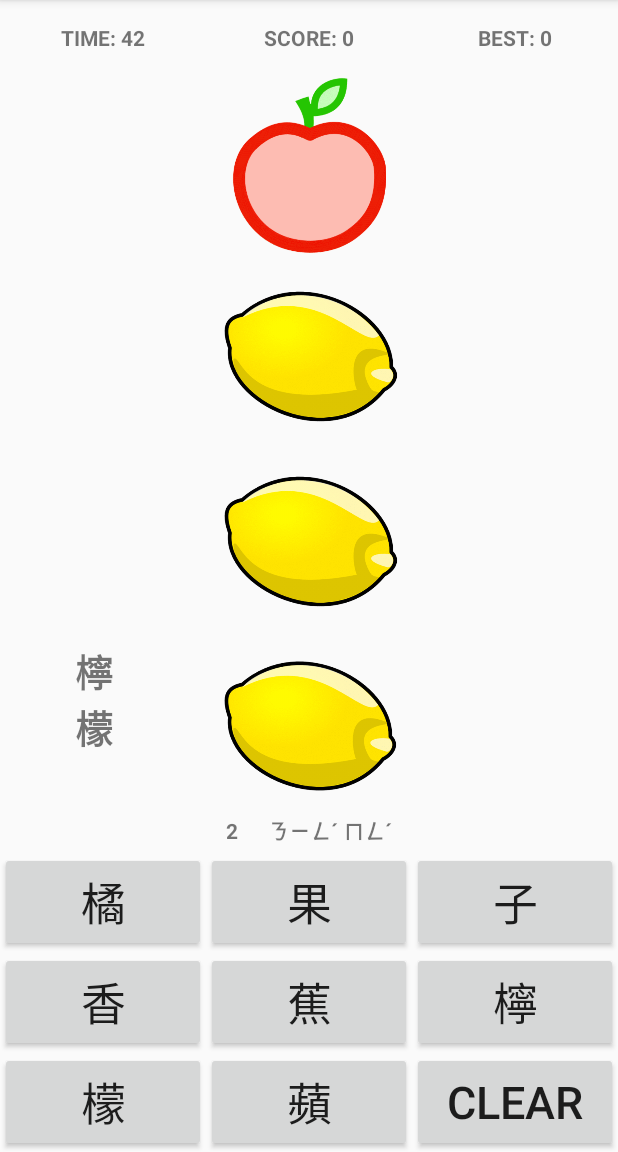
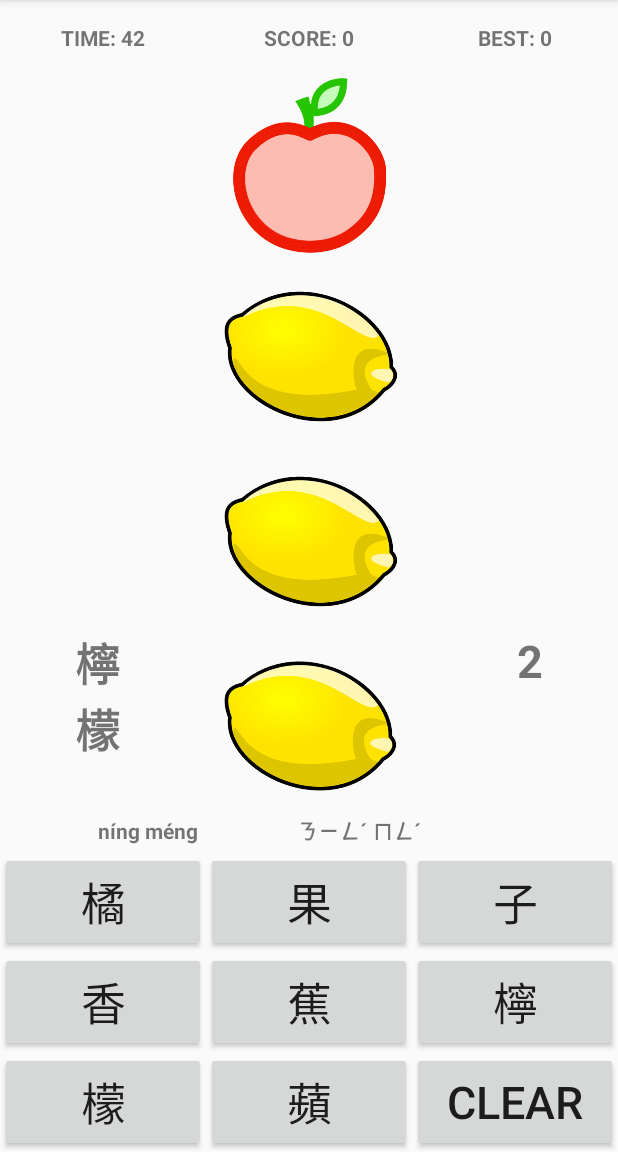
Before and after one commit to ariannaordona/Mad_Tap, an Android app: the screen it shows after launch (MainActivity), on a phone screen of 412 x 824 dp, the part 84-1236 px from its top. Run offline under Robolectric (Android 15) with nearby library versions, the phone set to English and light mode, and no system bars.

Commit message:
closes #7, app starts at Main Menu and player can set settings in main menu that carry over to the game

```diff
--- a/app/src/main/java/com/example/madtap/MainActivity.kt
+++ b/app/src/main/java/com/example/madtap/MainActivity.kt
@@ -37,10 +37,10 @@ class MainActivity : AppCompatActivity() {
     // Will create lists based on the returned images, for now it is hard-coded
     private val vocab = arrayOf("蘋果", "香蕉", "檸檬", "橘子")
 
-    private val apple = Word("蘋果", "ㄆㄧㄥˊ ㄍㄨㄛˇ", R.drawable.apple)
-    private val banana = Word("香蕉", "ㄒㄧㄤ ㄐㄧㄠ", R.drawable.banana)
-    private val lemon = Word("檸檬", "ㄋㄧㄥˊ ㄇㄥˊ", R.drawable.lemon)
-    private val orange = Word("橘子", "ㄐㄩˊ ㄗˇ",R.drawable.orange)
+    private val apple = Word("蘋果", "ㄆㄧㄥˊ ㄍㄨㄛˇ", "píng guǒ", R.drawable.apple)
+    private val banana = Word("香蕉", "ㄒㄧㄤ ㄐㄧㄠ", "xiāng jiāo", R.drawable.banana)
+    private val lemon = Word("檸檬", "ㄋㄧㄥˊ ㄇㄥˊ", "níng méng", R.drawable.lemon)
+    private val orange = Word("橘子", "ㄐㄩˊ ㄗˇ", "jú zǐ", R.drawable.orange)
 
     private val vocabWord = arrayOf(apple, banana, lemon, orange)
 
@@ -56,6 +56,7 @@ class MainActivity : AppCompatActivity() {
         setContentView(R.layout.activity_main)
 
         setListeners()
+        setSettings()
         initGame()
     }
 
@@ -78,6 +79,7 @@ class MainActivity : AppCompatActivity() {
         answerArray.add(vocabWord[r.nextInt(vocabWord.size)])
 
         tv_zhuyin.text = answerObject.zhuyin
+        tv_pinyin.text = answerObject.pinyin
         tv_answerNumber.text = answer.length.toString()
         tv_answerHint.text = makeVertical(answerObject.name)
 
@@ -93,6 +95,29 @@ class MainActivity : AppCompatActivity() {
         startTimer()
     }
 
+    private fun setSettings() {
+        val intent = intent
+        val extras = intent.extras
+        if (extras != null) {
+            Log.d(TAG, "TRADTIONAL Key = ${extras.getBoolean("TRADITIONAL")}")
+        }
+        //Set visibilities if switches were checked in Main Menu
+        if (extras != null) {
+            if (extras.getBoolean("ZHUYIN")) {
+                tv_zhuyin.visibility = View.VISIBLE
+            } else {tv_zhuyin.visibility = View.INVISIBLE}
+        } else {Log.d(TAG, "ZHUYIN key is null")}
+        if (extras != null) {
+            if (extras.getBoolean("PINYIN")) {
+                tv_pinyin.visibility = View.VISIBLE
+            } else {tv_pinyin.visibility = View.INVISIBLE}
+        } else {Log.d(TAG, "PINYIN key is null")}
+
+        if (extras != null) {
+            Log.d(TAG, "CATEGORY Key = ${extras.getString("CATEGORY")}")
+        }
+    }
+
     @SuppressLint("SetTextI18n")
     private fun correctAnswer() {
         imageAnimation()
@@ -104,6 +129,7 @@ class MainActivity : AppCompatActivity() {
         answer = answerArray[0].name
         tv_answerNumber.text = answer.length.toString()
         tv_zhuyin.text = answerObject.zhuyin
+        tv_pinyin.text = answerObject.pinyin
         tv_answerHint.text = makeVertical(answerObject.name)
         iv_1.setImageResource(answerArray[0].img)
         iv_2.setImageResource(answerArray[1].img)
@@ -284,6 +310,8 @@ class MainActivity : AppCompatActivity() {
         tv_answerNumber.text = ""
         tv_answer.text = ""
         tv_zhuyin.text =""
+        tv_pinyin.text =""
+        tv_score.text = "SCORE: 0"
         iv_1.setImageResource(android.R.color.transparent)
         iv_2.setImageResource(android.R.color.transparent)
         iv_3.setImageResource(android.R.color.transparent)
--- a/app/src/main/java/com/example/madtap/MainMenu.kt
+++ b/app/src/main/java/com/example/madtap/MainMenu.kt
@@ -20,8 +20,7 @@ class MainMenu : AppCompatActivity() {
         val spinner = findViewById<Spinner>(R.id.spinner_category)
         val adapter = ArrayAdapter(this, android.R.layout.simple_spinner_dropdown_item, categories)
         spinner.adapter = adapter
-
-
+        //Spinner currently still has other categories that are not yet implemented (fruit is the only available category)
 
         b_start.setOnClickListener{
             Log.d(TAG, "Start Game Button Clicked")
--- a/app/src/main/java/com/example/madtap/Word.kt
+++ b/app/src/main/java/com/example/madtap/Word.kt
@@ -1,10 +1,12 @@
 package com.example.madtap
 
-class Word(val name: String, val zhuyin: String, val img: Int) {
+class Word(val name: String, val zhuyin: String, val pinyin: String, val img: Int) {
 
     fun show() {
         println(""""
                 name: $name
+                zhuyin: $zhuyin
+                pinyin: $pinyin
                 img: $img
                 """)
     }
--- a/app/src/main/res/layout/image_grid.xml
+++ b/app/src/main/res/layout/image_grid.xml
@@ -51,9 +51,18 @@
             android:layout_alignParentStart="true"
             android:layout_centerVertical="true"
             android:layout_marginStart="50dp"
-            android:textSize="25sp"
+            android:textSize="30sp"
             android:textStyle="bold"
             android:gravity="fill_vertical"/>
+
+        <TextView
+            android:id="@+id/tv_answerNumber"
+            android:layout_width="wrap_content"
+            android:layout_height="fill_parent"
+            android:layout_alignParentEnd="true"
+            android:layout_marginEnd="50dp"
+            android:textSize="30sp"
+            android:textStyle="bold" />
 
         <TextView
             android:id="@+id/tv_answer"
@@ -62,10 +71,9 @@
             android:layout_alignParentEnd="true"
             android:layout_centerVertical="true"
             android:layout_marginEnd="50dp"
-            android:textSize="25sp"
+            android:textSize="30sp"
             android:textStyle="bold"
-            android:gravity="fill_vertical"
-            android:background="@null"/>
+            android:gravity="fill_vertical" />
     </RelativeLayout>
 
 </LinearLayout>
--- a/app/src/main/res/layout/middle_bar.xml
+++ b/app/src/main/res/layout/middle_bar.xml
@@ -8,14 +8,13 @@
     android:weightSum="2">
 
     <TextView
-        android:id="@+id/tv_answerNumber"
+        android:id="@+id/tv_pinyin"
         android:layout_width="wrap_content"
         android:layout_height="wrap_content"
         android:layout_weight="1"
         android:background="@android:color/transparent"
-        android:textAlignment="textEnd"
-        android:textStyle="bold"
-        android:layout_marginEnd="20dp"/>
+        android:textAlignment="center"
+        android:textStyle="bold" />
 
     <TextView
         android:id="@+id/tv_zhuyin"
@@ -23,7 +22,6 @@
         android:layout_height="wrap_content"
         android:layout_weight="1"
         android:background="@android:color/transparent"
-        android:hint="Input"
         android:textAlignment="textStart"
         android:textStyle="bold" />
 </LinearLayout>
--- a/app/src/main/res/layout/top_bar.xml
+++ b/app/src/main/res/layout/top_bar.xml
@@ -13,7 +13,7 @@
         android:layout_weight="1"
         android:gravity="center_horizontal"
         android:layout_gravity="center"
-        android:text="@string/time_15"
+        android:text="@string/time_50"
         android:textStyle="bold" />
 
     <TextView
--- a/app/src/main/res/values/strings.xml
+++ b/app/src/main/res/values/strings.xml
@@ -5,7 +5,7 @@
     <string name="zhuyin">Zhuyin</string>
     <string name="pinyin">Pinyin</string>
     <string name="traditional">Traditional</string>
-    <string name="time_15">TIME: 15</string>
+    <string name="time_50">TIME: 50</string>
     <string name="score_0">SCORE: 0</string>
     <string name="best_0">BEST: 0</string>
     <string name="quit">Quit</string>
```
